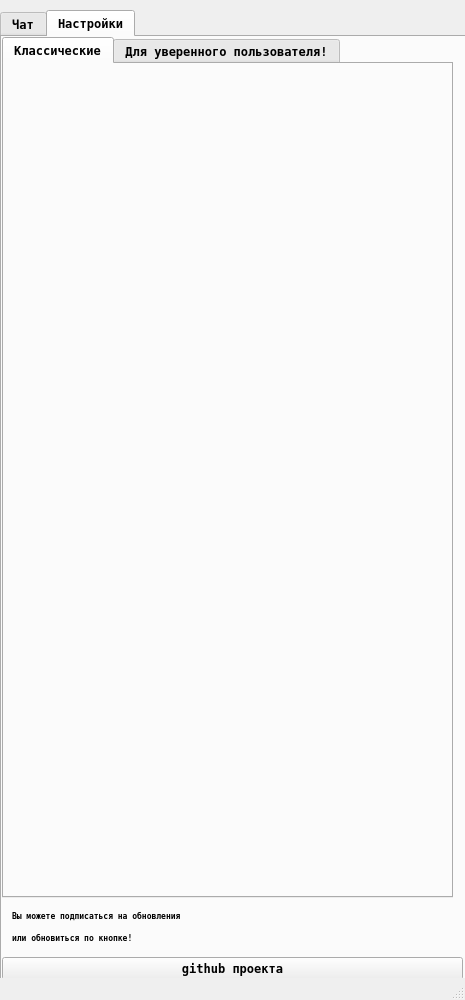
Before: the Qt Designer form chatForm.ui in iLLokMaster/chatBOT, drawn with Qt 5.
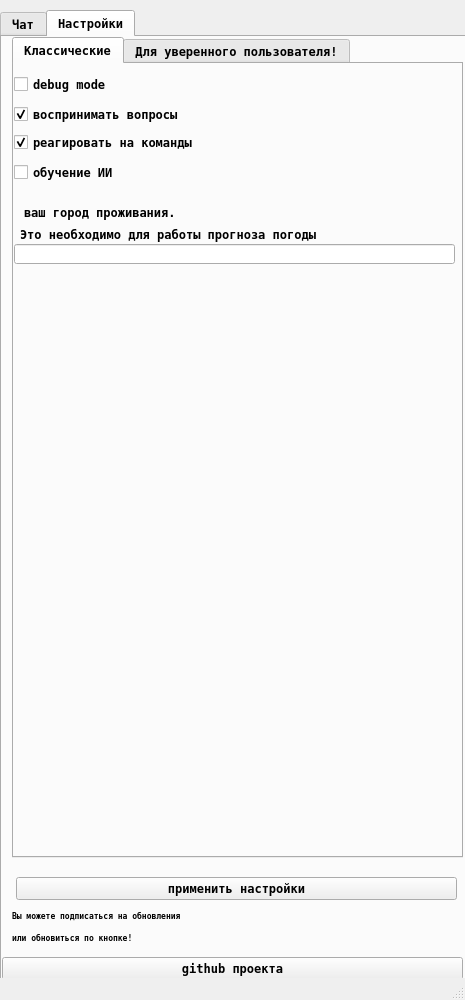
After: the same form once the commit is applied. The open tabs and pages were chosen to show the change. Icons and pictures are not drawn.

```diff
--- a/chatForm.ui
+++ b/chatForm.ui
@@ -35,6 +35,9 @@
   <property name="windowTitle">
    <string>MainWindow</string>
   </property>
+  <property name="autoFillBackground">
+   <bool>true</bool>
+  </property>
   <property name="tabShape">
    <enum>QTabWidget::Rounded</enum>
   </property>
@@ -171,10 +174,10 @@
      <widget class="QTabWidget" name="tabWidget_2">
       <property name="geometry">
        <rect>
-        <x>0</x>
+        <x>10</x>
         <y>0</y>
         <width>451</width>
-        <height>861</height>
+        <height>821</height>
        </rect>
       </property>
       <property name="currentIndex">
@@ -184,16 +187,11 @@
        <attribute name="title">
         <string>Классические</string>
        </attribute>
-      </widget>
-      <widget class="QWidget" name="tab_4">
-       <attribute name="title">
-        <string>Для уверенного пользователя!</string>
-       </attribute>
        <widget class="QCheckBox" name="checkBox_debug">
         <property name="geometry">
          <rect>
-          <x>10</x>
-          <y>0</y>
+          <x>0</x>
+          <y>10</y>
           <width>171</width>
           <height>21</height>
          </rect>
@@ -202,12 +200,98 @@
          <string>debug mode</string>
         </property>
        </widget>
-       <widget class="QLineEdit" name="lineEdit_wayS2T">
+       <widget class="QCheckBox" name="checkBox_make_answer">
+        <property name="geometry">
+         <rect>
+          <x>0</x>
+          <y>40</y>
+          <width>241</width>
+          <height>21</height>
+         </rect>
+        </property>
+        <property name="text">
+         <string>воспринимать вопросы</string>
+        </property>
+        <property name="checked">
+         <bool>true</bool>
+        </property>
+       </widget>
+       <widget class="QCheckBox" name="checkBox_do_comands">
         <property name="geometry">
          <rect>
           <x>0</x>
           <y>70</y>
-          <width>451</width>
+          <width>221</width>
+          <height>17</height>
+         </rect>
+        </property>
+        <property name="text">
+         <string>реагировать на команды</string>
+        </property>
+        <property name="checked">
+         <bool>true</bool>
+        </property>
+       </widget>
+       <widget class="QCheckBox" name="checkBox_study">
+        <property name="geometry">
+         <rect>
+          <x>0</x>
+          <y>100</y>
+          <width>301</width>
+          <height>17</height>
+         </rect>
+        </property>
+        <property name="text">
+         <string>обучение ИИ</string>
+        </property>
+       </widget>
+       <widget class="QLineEdit" name="lineEdit_sity">
+        <property name="geometry">
+         <rect>
+          <x>0</x>
+          <y>180</y>
+          <width>441</width>
+          <height>20</height>
+         </rect>
+        </property>
+       </widget>
+       <widget class="QLabel" name="label_3">
+        <property name="geometry">
+         <rect>
+          <x>10</x>
+          <y>140</y>
+          <width>431</width>
+          <height>16</height>
+         </rect>
+        </property>
+        <property name="text">
+         <string>ваш город проживания. </string>
+        </property>
+       </widget>
+       <widget class="QLabel" name="label_4">
+        <property name="geometry">
+         <rect>
+          <x>6</x>
+          <y>160</y>
+          <width>431</width>
+          <height>20</height>
+         </rect>
+        </property>
+        <property name="text">
+         <string>Это необходимо для работы прогноза погоды</string>
+        </property>
+       </widget>
+      </widget>
+      <widget class="QWidget" name="tab_4">
+       <attribute name="title">
+        <string>Для уверенного пользователя!</string>
+       </attribute>
+       <widget class="QLineEdit" name="lineEdit_wayS2T">
+        <property name="geometry">
+         <rect>
+          <x>0</x>
+          <y>30</y>
+          <width>441</width>
           <height>20</height>
          </rect>
         </property>
@@ -225,27 +309,17 @@
          <string>Путь к своей моделе распозноваия речи</string>
         </property>
        </widget>
-       <widget class="QLabel" name="label_3">
+       <widget class="QPushButton" name="pushButtonAply">
         <property name="geometry">
          <rect>
           <x>0</x>
-          <y>110</y>
-          <width>451</width>
-          <height>20</height>
+          <y>810</y>
+          <width>441</width>
+          <height>23</height>
          </rect>
         </property>
         <property name="text">
-         <string>Путь к своей моделе синтеза речи</string>
-        </property>
-       </widget>
-       <widget class="QLineEdit" name="lineEdit_wayT2S">
-        <property name="geometry">
-         <rect>
-          <x>0</x>
-          <y>130</y>
-          <width>431</width>
-          <height>20</height>
-         </rect>
+         <string>применить настройки</string>
         </property>
        </widget>
       </widget>
@@ -263,6 +337,19 @@
        <string>&lt;html&gt;&lt;head/&gt;&lt;body&gt;&lt;p&gt;&lt;span style=&quot; font-size:6pt;&quot;&gt;Вы можете подписаться на обновления &lt;/span&gt;&lt;/p&gt;&lt;p&gt;&lt;span style=&quot; font-size:6pt;&quot;&gt;или обновиться по кнопке!&lt;/span&gt;&lt;/p&gt;&lt;/body&gt;&lt;/html&gt;</string>
       </property>
      </widget>
+     <widget class="QPushButton" name="pushButtonAply_2">
+      <property name="geometry">
+       <rect>
+        <x>14</x>
+        <y>840</y>
+        <width>441</width>
+        <height>23</height>
+       </rect>
+      </property>
+      <property name="text">
+       <string>применить настройки</string>
+      </property>
+     </widget>
     </widget>
    </widget>
   </widget>
```
Left out of the diff: 4 changed lines with no effect on the pictures.
